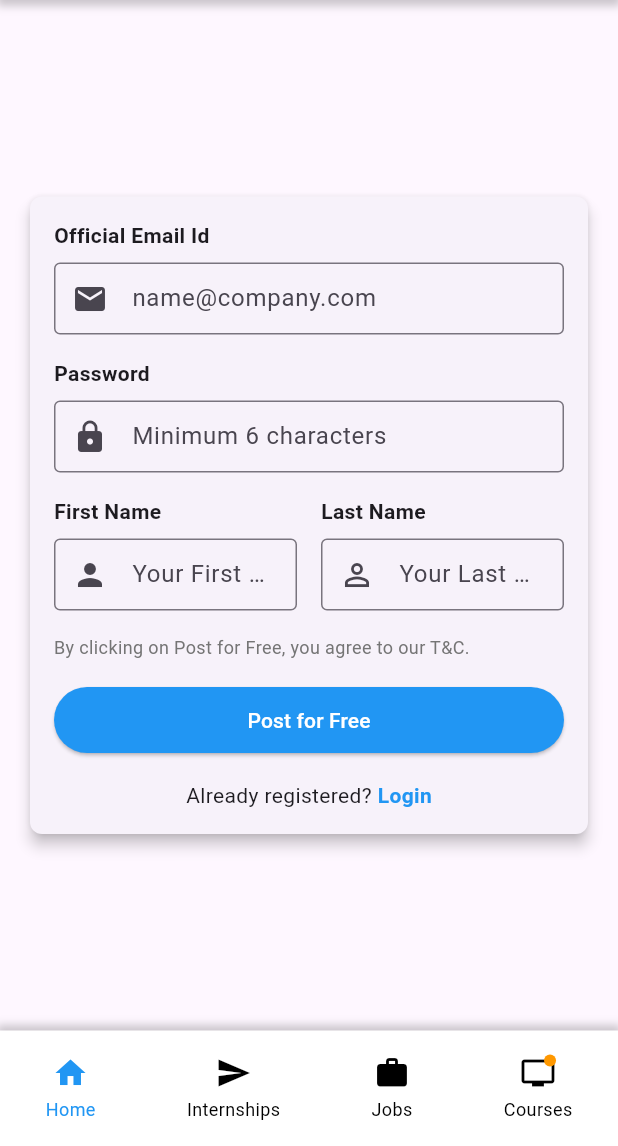
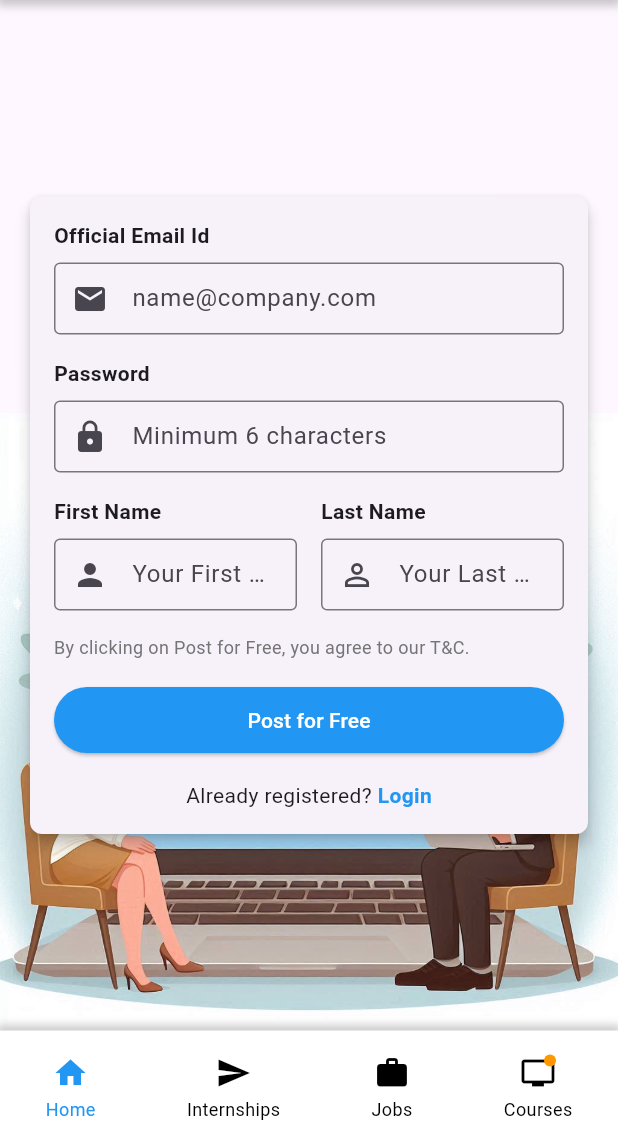
Before and after one commit to saharshkmr/nestern, a Flutter app: the EmployerSignUpPage screen opened directly, on a phone screen of 412 x 824 dp, the part 90-1236 px from its top. Run offline on Flutter 3.47's test engine with Material 3 defaults, Android fonts, the phone set to English and light mode, and no system bars; our stand-ins replace firebase_auth, firebase_core; accounts and stored records are empty.

Commit message:
added image

```diff
--- a/lib/screens/employer_signup.dart
+++ b/lib/screens/employer_signup.dart
@@ -62,7 +62,25 @@ class _EmployerSignUpPageState extends State<EmployerSignUpPage> {
       preferredSize: Size.fromHeight(60.0),
       child: _buildHeader(context), // Use the header from Dashboard
     ),
-      body: Center(
+    body: Stack(
+      children: [
+        // Background Image
+        Align(
+      alignment: Alignment.bottomLeft, // Align the image to the bottom-left
+      child: Container(
+        height: 600, // Set a fixed height for the image
+        decoration: BoxDecoration(
+          image: DecorationImage(
+            image: AssetImage('assets/employer_signup.jpeg'), // Path to the image
+            fit: BoxFit.contain,
+            alignment: Alignment.bottomLeft,
+             // Adjust the image to fit within the container
+          ),
+        ),
+      ),
+    ),
+        // Content
+        Center(
           child: SingleChildScrollView(
             child: Padding(
               padding: const EdgeInsets.symmetric(horizontal: 16.0),
@@ -168,6 +186,8 @@ class _EmployerSignUpPageState extends State<EmployerSignUpPage> {
               ),
             ),
           ),
+        ),
+      ],
     ),
     bottomNavigationBar: _buildFooter(), // Add the footer
   );
--- a/pubspec.yaml
+++ b/pubspec.yaml
@@ -63,6 +63,7 @@ flutter:
   uses-material-design: true
   assets:
     - assets/main_logo.png
+    - assets/employer_signup.jpeg
 
   # To add assets to your application, add an assets section, like this:
   # assets:
```
Also changed, not shown: assets/employer_signup.jpeg (added). Lines whose indentation alone changed are shown as unchanged.
